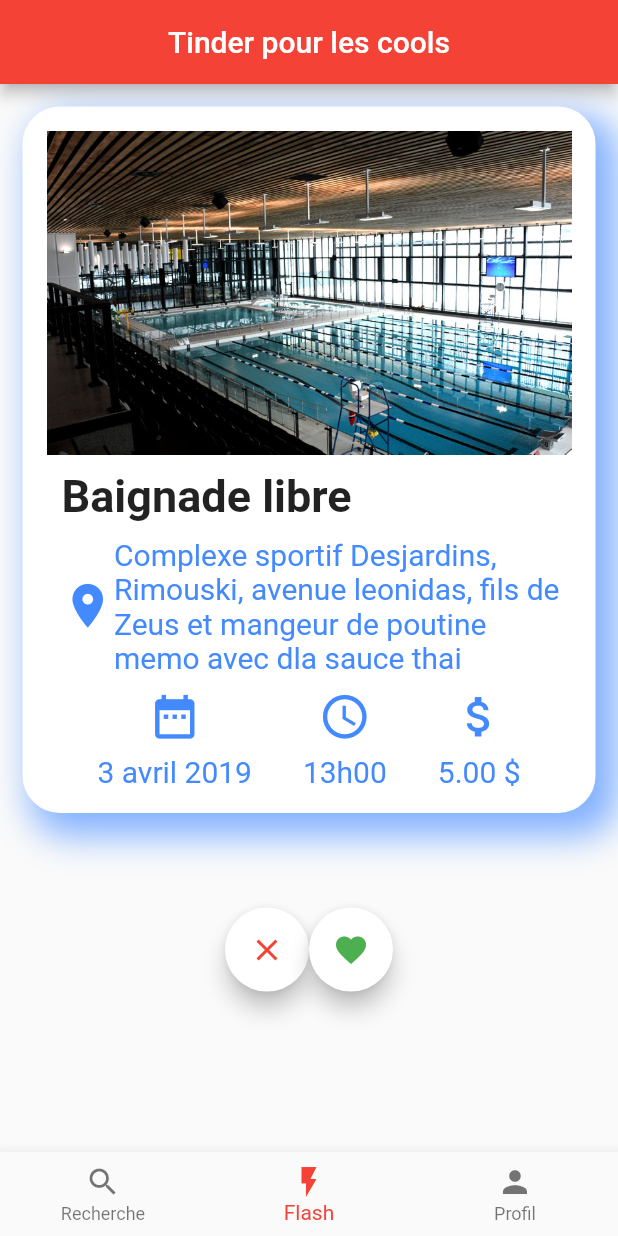
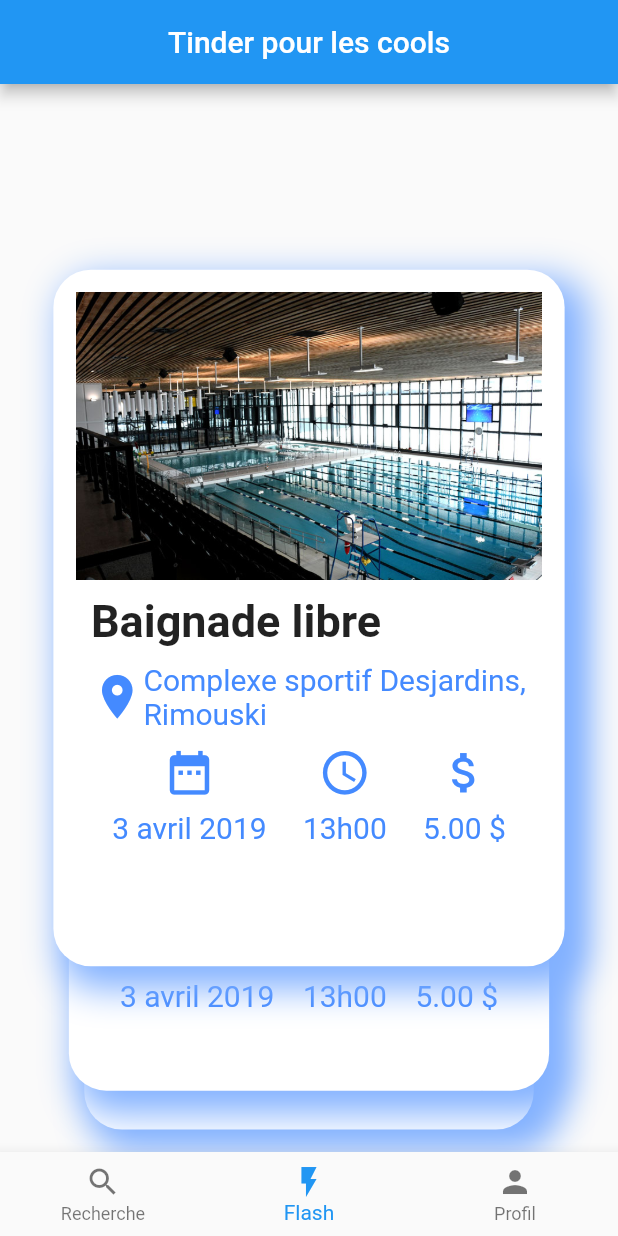
Before and after one commit to Sirmyself/Hack2019, a Flutter app: the screen it shows after launch, item 2 of the bottom bar chosen, on a phone screen of 412 x 824 dp. Run offline on Flutter 3.47's test engine with Material 2 defaults, Android fonts, the phone set to English and light mode, and no system bars.

Commit message:
Ajout de l'animation Tinder

```diff
--- /dev/null
+++ b/hello_world/lib/flashCardAlignment.dart
@@ -0,0 +1,14 @@
+import 'package:flutter/material.dart';
+import 'main.dart';
+
+class FlashCardAlignment extends StatelessWidget
+{
+  final int cardNum;
+  FlashCardAlignment(this.cardNum);
+
+  @override
+  Widget build(BuildContext context)
+  {
+    return flashCard;
+  }
+}
--- /dev/null
+++ b/hello_world/lib/flashCards_section_alignment.dart
@@ -0,0 +1,263 @@
+import 'package:flutter/material.dart';
+import 'flashCardAlignment.dart';
+import 'dart:math';
+
+List<Alignment> cardsAlign = [ new Alignment(0.0, 1.0), new Alignment(0.0, 0.8), new Alignment(0.0, 0.0) ];
+List<Size> cardsSize = new List(3);
+
+class CardsSectionAlignment extends StatefulWidget
+{
+  CardsSectionAlignment(BuildContext context)
+  {
+    cardsSize[0] = new Size(MediaQuery.of(context).size.width * 0.9, MediaQuery.of(context).size.height * 0.6);
+    cardsSize[1] = new Size(MediaQuery.of(context).size.width * 0.85, MediaQuery.of(context).size.height * 0.55);
+    cardsSize[2] = new Size(MediaQuery.of(context).size.width * 0.8, MediaQuery.of(context).size.height * 0.5);
+  }
+
+  @override
+  _CardsSectionState createState() => new _CardsSectionState();
+}
+
+class _CardsSectionState extends State<CardsSectionAlignment> with SingleTickerProviderStateMixin
+{
+  int cardsCounter = 0;
+
+  List<FlashCardAlignment> cards = new List();
+  AnimationController _controller;
+
+  final Alignment defaultFrontCardAlign = new Alignment(0.0, 0.0);
+  Alignment frontCardAlign;
+  double frontCardRot = 0.0;
+
+  @override
+  void initState()
+  {
+    super.initState();
+
+    // Init cards
+    for (cardsCounter = 0; cardsCounter < 3; cardsCounter++)
+    {
+      cards.add(new FlashCardAlignment(cardsCounter));
+    }
+
+    frontCardAlign = cardsAlign[2];
+
+    // Init the animation controller
+    _controller = new AnimationController(duration: new Duration(milliseconds: 700), vsync: this);
+    _controller.addListener(() => setState(() {}));
+    _controller.addStatusListener((AnimationStatus status)
+    {
+      if(status == AnimationStatus.completed) changeCardsOrder();
+    });
+  }
+
+  @override
+  Widget build(BuildContext context)
+  {
+    return new Expanded
+    (
+      child: new Stack
+      (
+        children: <Widget>
+        [
+          backCard(),
+          middleCard(),
+          frontCard(),
+
+          // Prevent swiping if the cards are animating
+          _controller.status != AnimationStatus.forward ? new SizedBox.expand
+          (
+            child: new GestureDetector
+            (
+              // While dragging the first card
+              onPanUpdate: (DragUpdateDetails details)
+              {
+                // Add what the user swiped in the last frame to the alignment of the card
+                setState(()
+                {
+                  // 20 is the "speed" at which moves the card
+                  frontCardAlign = new Alignment
+                  (
+                    frontCardAlign.x + 20 * details.delta.dx / MediaQuery.of(context).size.width,
+                    frontCardAlign.y + 40 * details.delta.dy / MediaQuery.of(context).size.height
+                  );
+
+                  frontCardRot = frontCardAlign.x; // * rotation speed;
+                });
+              },
+              // When releasing the first card
+              onPanEnd: (_)
+              {
+                // If the front card was swiped far enough to count as swiped
+                if(frontCardAlign.x > 3.0 || frontCardAlign.x < -3.0)
+                {
+                  animateCards();
+                }
+                else
+                {
+                  // Return to the initial rotation and alignment
+                  setState(()
+                  {
+                    frontCardAlign = defaultFrontCardAlign;
+                    frontCardRot = 0.0;
+                  });
+                }
+              },
+            )
+          ) : new Container(),
+        ],
+      )
+    );
+  }
+
+  Widget backCard()
+  {
+    return new Align
+    (
+      alignment: _controller.status == AnimationStatus.forward ? CardsAnimation.backCardAlignmentAnim(_controller).value : cardsAlign[0],
+      child: new SizedBox.fromSize
+      (
+        size: _controller.status == AnimationStatus.forward ? CardsAnimation.backCardSizeAnim(_controller).value : cardsSize[2],
+        child: cards[2]
+      ),
+    );
+  }
+
+  Widget middleCard()
+  {
+    return new Align
+    (
+      alignment: _controller.status == AnimationStatus.forward ? CardsAnimation.middleCardAlignmentAnim(_controller).value : cardsAlign[1],
+      child: new SizedBox.fromSize
+      (
+        size: _controller.status == AnimationStatus.forward ? CardsAnimation.middleCardSizeAnim(_controller).value : cardsSize[1],
+        child: cards[1]
+      ),
+    );
+  }
+
+  Widget frontCard()
+  {
+    return new Align
+    (
+      alignment: _controller.status == AnimationStatus.forward ? CardsAnimation.frontCardDisappearAlignmentAnim(_controller, frontCardAlign).value : frontCardAlign,
+      child: new Transform.rotate
+      (
+        angle: (pi / 180.0) * frontCardRot,
+        child: new SizedBox.fromSize
+        (
+          size: cardsSize[0],
+          child: cards[0]
+        ),
+      )
+    );
+  }
+
+  void changeCardsOrder()
+  {
+    setState(()
+    {
+      // Swap cards (back card becomes the middle card; middle card becomes the front card, front card becomes a new bottom card)
+      var temp = cards[0];
+      cards[0] = cards[1];
+      cards[1] = cards[2];
+      cards[2] = temp;
+
+      cards[2] = new FlashCardAlignment(cardsCounter);
+      cardsCounter++;
+
+      frontCardAlign = defaultFrontCardAlign;
+      frontCardRot = 0.0;
+    });
+  }
+
+  void animateCards()
+  {
+    _controller.stop();
+    _controller.value = 0.0;
+    _controller.forward();
+  }
+}
+
+class CardsAnimation
+{
+  static Animation<Alignment> backCardAlignmentAnim(AnimationController parent)
+  {
+    return new AlignmentTween
+    (
+      begin: cardsAlign[0],
+      end: cardsAlign[1]
+    ).animate
+    (
+      new CurvedAnimation
+      (
+        parent: parent,
+        curve: new Interval(0.4, 0.7, curve: Curves.easeIn)
+      )
+    );
+  }
+
+  static Animation<Size> backCardSizeAnim(AnimationController parent)
+  {
+    return new SizeTween
+    (
+      begin: cardsSize[2],
+      end: cardsSize[1]
+    ).animate
+    (
+      new CurvedAnimation
+      (
+        parent: parent,
+        curve: new Interval(0.4, 0.7, curve: Curves.easeIn)
+      )
+    );
+  }
+
+  static Animation<Alignment> middleCardAlignmentAnim(AnimationController parent)
+  {
+    return new AlignmentTween
+    (
+      begin: cardsAlign[1],
+      end: cardsAlign[2]
+    ).animate
+    (
+      new CurvedAnimation
+      (
+        parent: parent,
+        curve: new Interval(0.2, 0.5, curve: Curves.easeIn)
+      )
+    );
+  }
+
+  static Animation<Size> middleCardSizeAnim(AnimationController parent)
+  {
+    return new SizeTween
+    (
+      begin: cardsSize[1],
+      end: cardsSize[0]
+    ).animate
+    (
+      new CurvedAnimation
+      (
+        parent: parent,
+        curve: new Interval(0.2, 0.5, curve: Curves.easeIn)
+      )
+    );
+  }
+
+  static Animation<Alignment> frontCardDisappearAlignmentAnim(AnimationController parent, Alignment beginAlign)
+  {
+    return new AlignmentTween
+    (
+      begin: beginAlign,
+      end: new Alignment(beginAlign.x > 0 ? beginAlign.x + 30.0 : beginAlign.x - 30.0, 0.0) // Has swiped to the left or right?
+    ).animate
+    (
+      new CurvedAnimation
+      (
+        parent: parent,
+        curve: new Interval(0.0, 0.5, curve: Curves.easeIn)
+      )
+    );
+  }
+}
--- a/hello_world/lib/home_widget.dart
+++ b/hello_world/lib/home_widget.dart
@@ -13,7 +13,7 @@ class _HomeState extends State<Home> {
   int _currentIndex = 0;
   final List<Widget> _children = [
     PlaceholderWidget(Colors.white),
-    flashCardSwipe,
+    new flashCardSwipe(),
     PlaceholderWidget(Colors.green)
   ];
 
--- a/hello_world/lib/main.dart
+++ b/hello_world/lib/main.dart
@@ -1,5 +1,7 @@
 import 'package:flutter/material.dart';
 import 'home_widget.dart';
+import 'flashCardAlignment.dart';
+import 'flashCards_section_alignment.dart';
 
 void main() => runApp(MyApp());
 
@@ -9,7 +11,7 @@ class MyApp extends StatelessWidget {
     return MaterialApp(
       title: 'HackQC19',
       theme: ThemeData(
-        primarySwatch: Colors.red,
+        primarySwatch: Colors.blue,
       ),
       home:Home(),
       // home: MyHomePage(title: 'Flash'),
@@ -60,7 +62,7 @@ Widget flashCard = Container(
     borderRadius: new BorderRadius.all(
       const Radius.circular(25)
     ),
-    border: new Border.all(color: Colors.white),
+    // border: new Border.all(color: Colors.white),
     color: Colors.white
   ),
   child: Row(
@@ -89,14 +91,25 @@ Widget flashCard = Container(
     )
 );
 
-Widget flashCardSwipe = Container(
-  child: Column(
-    children: [
-      flashCard,
-      buttonsRow()
-    ]
-  )
-);
+class flashCardSwipe extends StatefulWidget {
+
+  @override
+  _flashCardSwipeState createState() => new _flashCardSwipeState();
+}
+
+class _flashCardSwipeState extends State<flashCardSwipe> {
+
+  @override
+  Widget build(BuildContext context) {
+    return new Scaffold(
+      body: new Column(
+        children: <Widget>[
+          new CardsSectionAlignment(context),
+        ],
+      ),
+    );
+  }
+}
 
 Widget buttonsRow()
 {
@@ -139,7 +152,7 @@ Widget location = Container(
     children: [
       Icon(Icons.location_on, color: Colors.blueAccent, size: 35.0,),
       Expanded(
-        child: Text('Complexe sportif Desjardins, Rimouski, avenue leonidas, fils de Zeus et mangeur de poutine memo avec dla sauce thai', style: TextStyle(color: Colors.blueAccent, fontSize: 20), softWrap: true,),
+        child: Text('Complexe sportif Desjardins, Rimouski', style: TextStyle(color: Colors.blueAccent, fontSize: 20), softWrap: true,),
       )
     ],
   ),
```
Also changed, not shown: hello_world/lib/flashCardAnimation.dart (added, +19 -0 lines).
